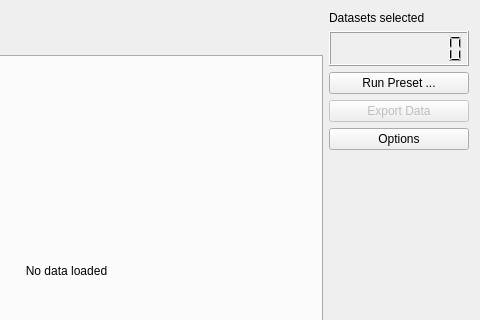
petres/eurostat, file app/gui/base.ui: the form before one commit; both pictures show x 483 to 963 and y 0 to 320 of the 963 by 497 pixel window.
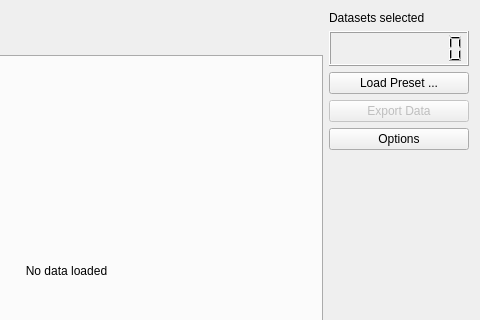
The form after the commit.

Commit message: threading support with progress dialog

The edit to the form file:
```diff
--- a/app/gui/base.ui
+++ b/app/gui/base.ui
@@ -207,7 +207,7 @@
           </size>
          </property>
          <property name="text">
-          <string>Run Preset ...</string>
+          <string>Load Preset ...</string>
          </property>
         </widget>
        </item>
```
Left out of the diff: 10 changed lines with no effect on the pictures. The commit also changes 5 other files.
